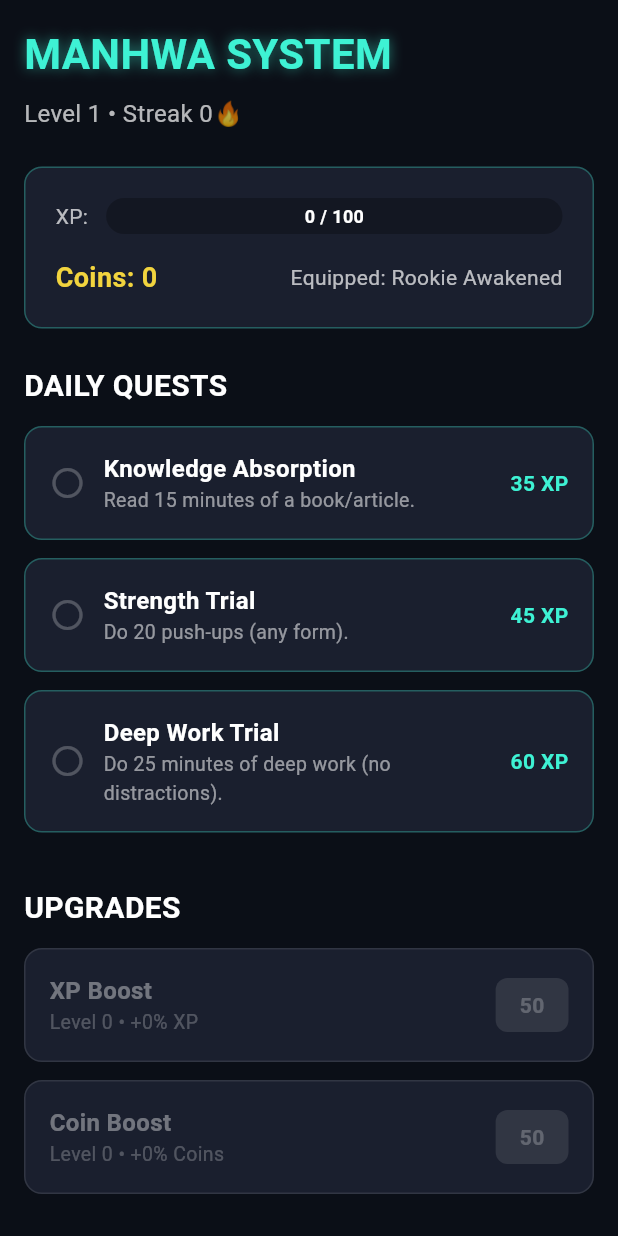
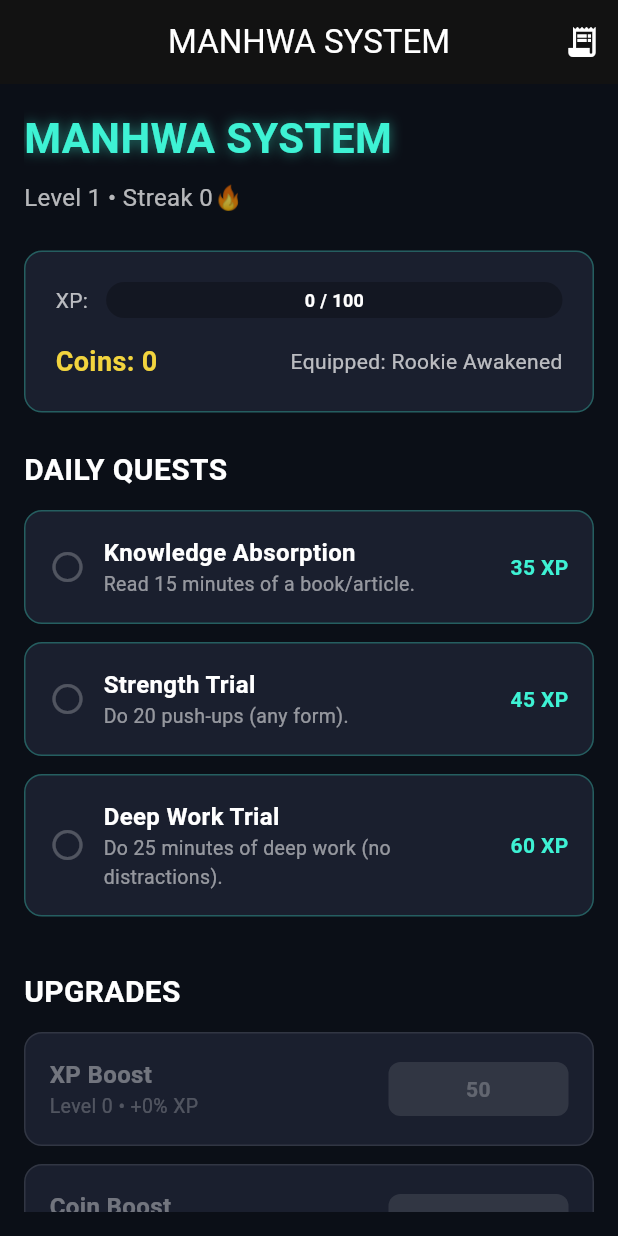
Before and after one commit to Pokeepic/Minigame-project, a Flutter app: the screen it shows after launch, on a phone screen of 412 x 824 dp. Run offline on Flutter 3.47's test engine with Material 3 defaults, Android fonts, the phone set to English and light mode, and no system bars; our stand-ins replace shared_preferences.

Commit message:
Update: fix feature bug

```diff
--- a/Apps/Game Lifestyle/manhwa_system/lib/ui/pages/system_home_page.dart
+++ b/Apps/Game Lifestyle/manhwa_system/lib/ui/pages/system_home_page.dart
@@ -2,7 +2,9 @@ import 'package:flutter/material.dart';
 import '../../services/system_controller.dart';
 import '../../services/system_repository.dart';
 import '../../ui/widgets/system_overlay_message.dart';
+import '../../ui/widgets/page_container.dart';
 import '../../data/quest_pool.dart';
+import 'system_log_page.dart';
 
 /// System Home Page - Main application page
 class SystemHomePage extends StatefulWidget {
@@ -58,6 +60,8 @@ class _SystemHomePageState extends State<SystemHomePage> {
     });
   }
 
+  bool isWide(BuildContext context) => MediaQuery.of(context).size.width >= 900;
+
   @override
   Widget build(BuildContext context) {
     if (loading || controller == null) {
@@ -73,11 +77,30 @@ class _SystemHomePageState extends State<SystemHomePage> {
     final ctrl = controller!;
 
     return Scaffold(
+      appBar: AppBar(
+        title: const Text('MANHWA SYSTEM'),
+        centerTitle: true,
+        actions: [
+          IconButton(
+            tooltip: 'System Log',
+            icon: const Icon(Icons.receipt_long),
+            onPressed: () {
+              Navigator.push(
+                context,
+                MaterialPageRoute(
+                  builder: (_) => SystemLogPage(controller: ctrl),
+                ),
+              );
+            },
+          ),
+        ],
+      ),
       body: Stack(
         children: [
           SafeArea(
+            child: PageContainer(
+              maxWidth: 1200,
               child: SingleChildScrollView(
-              padding: const EdgeInsets.all(16),
                 child: Column(
                   crossAxisAlignment: CrossAxisAlignment.start,
                   children: [
@@ -96,6 +119,7 @@ class _SystemHomePageState extends State<SystemHomePage> {
                     // Upgrades
                     _buildUpgrades(ctrl),
                   ],
+                ),
               ),
             ),
           ),
@@ -239,13 +263,66 @@ class _SystemHomePageState extends State<SystemHomePage> {
         ),
         const SizedBox(height: 12),
 
-        ...List.generate(3, (i) {
+        // Responsive quest layout
+        isWide(context)
+            ? GridView.builder(
+                shrinkWrap: true,
+                physics: const NeverScrollableScrollPhysics(),
+                gridDelegate: const SliverGridDelegateWithFixedCrossAxisCount(
+                  crossAxisCount: 2,
+                  crossAxisSpacing: 12,
+                  mainAxisSpacing: 12,
+                  childAspectRatio: 3.3,
+                ),
+                itemCount: 3,
+                itemBuilder: (context, i) => _buildQuestCard(ctrl, bundle, i),
+              )
+            : Column(
+                children: [
+                  for (int i = 0; i < 3; i++) ...[
+                    _buildQuestCard(ctrl, bundle, i),
+                    const SizedBox(height: 12),
+                  ],
+                ],
+              ),
+
+        // Claim Bonus Button
+        if (ctrl.allQuestsDone && !bundle.bonusClaimed)
+          Padding(
+            padding: const EdgeInsets.only(top: 8),
+            child: Center(
+              child: SizedBox(
+                width: isWide(context) ? 400 : double.infinity,
+                child: ElevatedButton(
+                  onPressed: () => ctrl.claimAllBonus(),
+                  style: ElevatedButton.styleFrom(
+                    backgroundColor: const Color(0xFF3EF2D4),
+                    foregroundColor: Colors.black,
+                    padding: const EdgeInsets.symmetric(vertical: 16),
+                    shape: RoundedRectangleBorder(
+                      borderRadius: BorderRadius.circular(12),
+                    ),
+                  ),
+                  child: const Text(
+                    'CLAIM ALL BONUS',
+                    style: TextStyle(
+                      fontSize: 16,
+                      fontWeight: FontWeight.bold,
+                    ),
+                  ),
+                ),
+              ),
+            ),
+          ),
+      ],
+    );
+  }
+
+  Widget _buildQuestCard(SystemController ctrl, bundle, int i) {
     final template = templateById(bundle.templateIds[i]);
     final completed = bundle.completed[i];
 
-          return Padding(
-            padding: const EdgeInsets.only(bottom: 12),
-            child: InkWell(
+    return InkWell(
       onTap: completed ? null : () => ctrl.completeQuest(i),
       child: Container(
         padding: const EdgeInsets.all(16),
@@ -298,37 +375,6 @@ class _SystemHomePageState extends State<SystemHomePage> {
           ],
         ),
       ),
-            ),
-          );
-        }),
-
-        // Claim Bonus Button
-        if (ctrl.allQuestsDone && !bundle.bonusClaimed)
-          Padding(
-            padding: const EdgeInsets.only(top: 8),
-            child: SizedBox(
-              width: double.infinity,
-              child: ElevatedButton(
-                onPressed: () => ctrl.claimAllBonus(),
-                style: ElevatedButton.styleFrom(
-                  backgroundColor: const Color(0xFF3EF2D4),
-                  foregroundColor: Colors.black,
-                  padding: const EdgeInsets.symmetric(vertical: 16),
-                  shape: RoundedRectangleBorder(
-                    borderRadius: BorderRadius.circular(12),
-                  ),
-                ),
-                child: const Text(
-                  'CLAIM ALL BONUS',
-                  style: TextStyle(
-                    fontSize: 16,
-                    fontWeight: FontWeight.bold,
-                  ),
-                ),
-              ),
-            ),
-          ),
-      ],
     );
   }
 
@@ -413,7 +459,9 @@ class _SystemHomePageState extends State<SystemHomePage> {
                 ],
               ),
             ),
-            Container(
+            SizedBox(
+              width: 120,
+              child: Container(
                 padding: const EdgeInsets.symmetric(horizontal: 16, vertical: 8),
                 decoration: BoxDecoration(
                   color: canAfford ? const Color(0xFFF2D43E) : Colors.white10,
@@ -421,9 +469,11 @@ class _SystemHomePageState extends State<SystemHomePage> {
                 ),
                 child: Text(
                   '$cost',
+                  textAlign: TextAlign.center,
                   style: TextStyle(
                     fontWeight: FontWeight.bold,
                     color: canAfford ? Colors.black : Colors.white24,
+                  ),
                 ),
               ),
             ),
--- /dev/null
+++ b/Apps/Game Lifestyle/manhwa_system/lib/ui/widgets/page_container.dart
@@ -0,0 +1,27 @@
+import 'package:flutter/material.dart';
+
+class PageContainer extends StatelessWidget {
+  final Widget child;
+  final double maxWidth;
+  final EdgeInsets padding;
+
+  const PageContainer({
+    super.key,
+    required this.child,
+    this.maxWidth = 1200,
+    this.padding = const EdgeInsets.all(16),
+  });
+
+  @override
+  Widget build(BuildContext context) {
+    return Center(
+      child: ConstrainedBox(
+        constraints: BoxConstraints(maxWidth: maxWidth),
+        child: Padding(
+          padding: padding,
+          child: child,
+        ),
+      ),
+    );
+  }
+}
```
Also changed, not shown: Apps/Game Lifestyle/manhwa_system/lib/ui/pages/system_log_page.dart (added, +200 -0 lines). Lines whose indentation alone changed are shown as unchanged.
